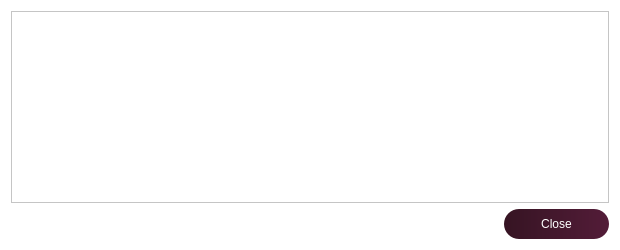
Above: src/qt/forms/transactiondescdialog.ui from noirofficial/noir before the change. Below: the same form after it.
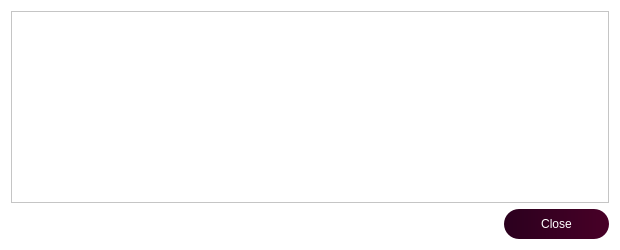
That is the form after the change.

Diff of the .ui file:
```diff
--- a/src/qt/forms/transactiondescdialog.ui
+++ b/src/qt/forms/transactiondescdialog.ui
@@ -30,7 +30,7 @@
    <item>
     <widget class="QDialogButtonBox" name="buttonBox">
      <property name="styleSheet">
-      <string notr="true">background: QLinearGradient(x1: 0, y1: 0, x2: 1, y2: 0, stop: 0 #361423, stop: 1 #531c38);
+      <string notr="true">background: QLinearGradient(x1: 0, y1: 0, x2: 1, y2: 0, stop: 0 #2b001e, stop: 1 #480027);
 color: white;
 border-radius:15px;
 height:30px;
```
